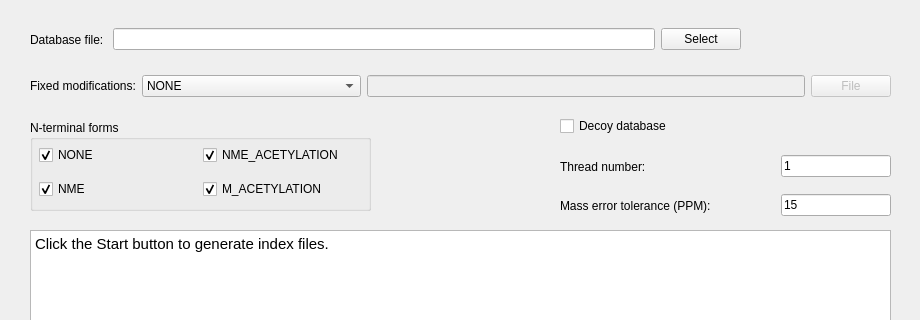
Above: src/gui/topindex/topindexdialog.ui from toppic-suite/toppic-suite before the change; both pictures show x 0 to 920 and y 0 to 320 of the 920 by 522 pixel window. Below: the same form after it.
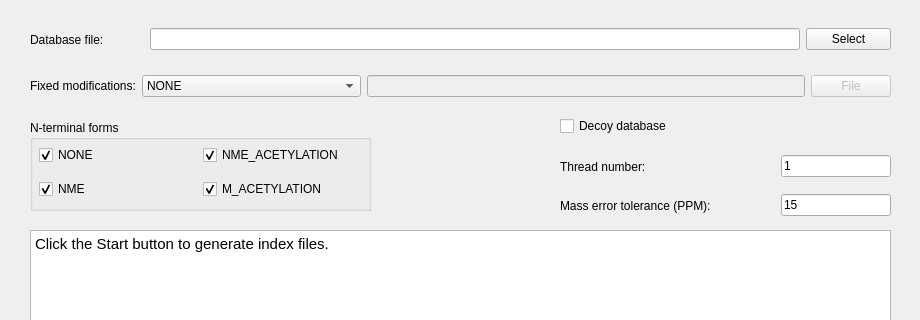
That is the form after the change. Icons and pictures are not drawn.

Commit message: Fixed several formattin issue in the GUI.

What changed in the file:
```diff
--- a/src/gui/topindex/topindexdialog.ui
+++ b/src/gui/topindex/topindexdialog.ui
@@ -129,7 +129,7 @@
      <rect>
       <x>30</x>
       <y>20</y>
-      <width>711</width>
+      <width>861</width>
       <height>39</height>
      </rect>
     </property>
```
Left out of the diff: 4 changed lines with no effect on the pictures. The commit also changes 3 other files.
